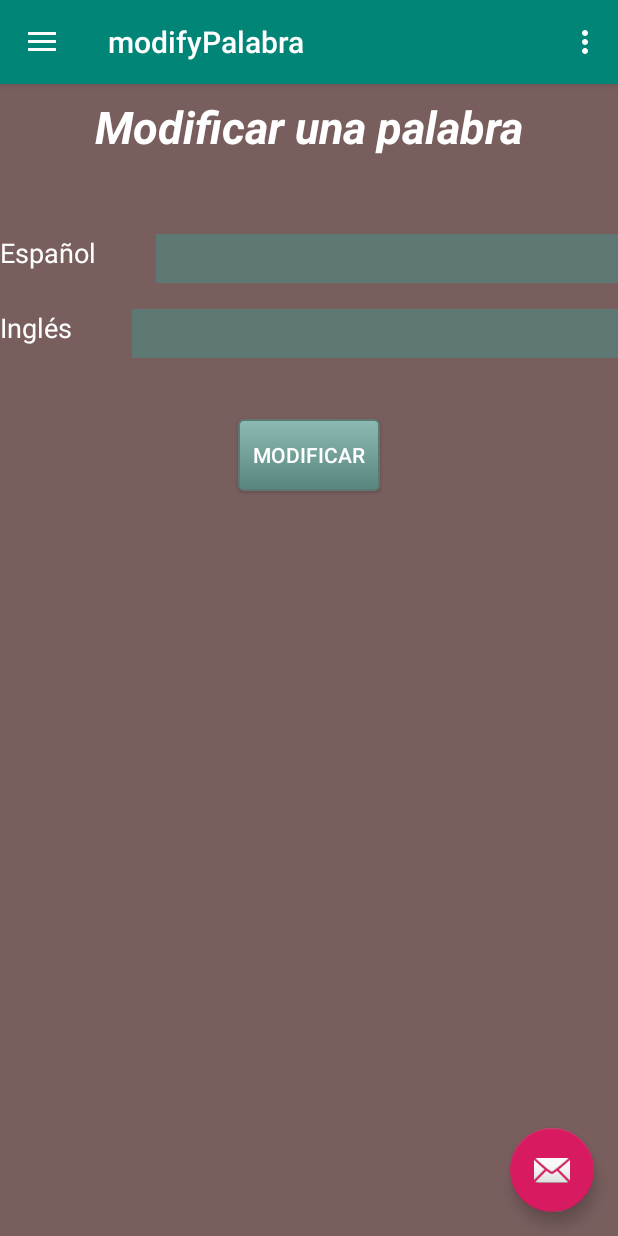
After one commit to AlvaroLechuga/Juego_Traducciones, an Android app: the modifyPalabra screen opened directly, with no data from a screen before it, on a phone screen of 412 x 824 dp. The commit adds this screen. Run offline under Robolectric (Android 15) with nearby library versions, the phone set to English and light mode, and no system bars; 2 statements that could not run were skipped.

Commit message:
Editar y eliminar palabra
Se ha añadido la opción de poder modificar y / o eliminar una determinada palabra

```diff
--- a/Proyecto_Traductor2/app/src/main/AndroidManifest.xml
+++ b/Proyecto_Traductor2/app/src/main/AndroidManifest.xml
@@ -9,7 +9,11 @@
         android:roundIcon="@drawable/icon"
         android:supportsRtl="true"
         android:theme="@style/AppTheme">
-        <activity android:name=".Opciones"></activity>
+        <activity
+            android:name=".modifyPalabra"
+            android:label="@string/title_activity_modify_palabra"
+            android:theme="@style/AppTheme.NoActionBar"></activity>
+        <activity android:name=".Opciones" />
         <activity
             android:name=".Test"
             android:label="@string/title_activity_test"
--- /dev/null
+++ b/Proyecto_Traductor2/app/src/main/java/com/example/proyecto_traductor2/modifyPalabra.java
@@ -0,0 +1,158 @@
+package com.example.proyecto_traductor2;
+
+import android.content.Intent;
+import android.os.Bundle;
+import android.support.design.widget.FloatingActionButton;
+import android.support.design.widget.Snackbar;
+import android.view.View;
+import android.support.design.widget.NavigationView;
+import android.support.v4.view.GravityCompat;
+import android.support.v4.widget.DrawerLayout;
+import android.support.v7.app.ActionBarDrawerToggle;
+import android.support.v7.app.AppCompatActivity;
+import android.support.v7.widget.Toolbar;
+import android.view.Menu;
+import android.view.MenuItem;
+import android.widget.Button;
+import android.widget.EditText;
+import android.widget.Toast;
+
+import com.example.proyecto_traductor2.DAO.DAOPalabra;
+
+import java.util.ArrayList;
+import java.util.Date;
+import java.util.List;
+
+public class modifyPalabra extends AppCompatActivity
+        implements NavigationView.OnNavigationItemSelectedListener {
+
+    EditText txtPalabraSPMod;
+    EditText txtPalabraENMod;
+    Button btnModificarPalabra;
+
+    List<Palabra> palabra;
+
+    PalabraHelper dbHelper;
+
+    @Override
+    protected void onCreate(Bundle savedInstanceState) {
+        super.onCreate(savedInstanceState);
+        setContentView(R.layout.activity_modify_palabra);
+        Toolbar toolbar = (Toolbar) findViewById(R.id.toolbar);
+        setSupportActionBar(toolbar);
+
+        FloatingActionButton fab = (FloatingActionButton) findViewById(R.id.fab);
+        fab.setOnClickListener(new View.OnClickListener() {
+            @Override
+            public void onClick(View view) {
+                Snackbar.make(view, "Replace with your own action", Snackbar.LENGTH_LONG)
+                        .setAction("Action", null).show();
+            }
+        });
+
+        DrawerLayout drawer = (DrawerLayout) findViewById(R.id.drawer_layout);
+        ActionBarDrawerToggle toggle = new ActionBarDrawerToggle(
+                this, drawer, toolbar, R.string.navigation_drawer_open, R.string.navigation_drawer_close);
+        drawer.addDrawerListener(toggle);
+        toggle.syncState();
+
+        NavigationView navigationView = (NavigationView) findViewById(R.id.nav_view);
+        navigationView.setNavigationItemSelectedListener(this);
+
+        palabra = (ArrayList) getIntent().getParcelableArrayListExtra("palabraModificar");
+
+        txtPalabraSPMod = findViewById(R.id.txtPalabraSPMod);
+        txtPalabraENMod = findViewById(R.id.txtPalabraENMod);
+        btnModificarPalabra = findViewById(R.id.btnModificarPalabra);
+
+        txtPalabraSPMod.setText(palabra.get(0).getPalabraSP());
+        txtPalabraENMod.setText(palabra.get(0).getPalabraEN());
+
+        dbHelper = new PalabraHelper(getApplicationContext(), "traductor", null, 1);
+
+        btnModificarPalabra.setOnClickListener(new View.OnClickListener() {
+            @Override
+            public void onClick(View v) {
+                if(txtPalabraENMod.getText().equals("") || txtPalabraSPMod.getText().equals("")){
+                    Toast.makeText(getApplicationContext(), "No has completado algún campo", Toast.LENGTH_SHORT).show();
+                }else{
+                    Palabra word = new Palabra();
+                    word.setId(palabra.get(0).getId());
+                    word.setAciertos(0);
+                    word.setPalabraSP(txtPalabraSPMod.getText().toString());
+                    word.setPalabraEN(txtPalabraENMod.getText().toString());
+
+                    Date date = new Date();
+                    String fecha = date.toString();
+
+                    word.setFechaIntroduccion(fecha);
+                    word.setFechaUltimoTest(fecha);
+
+                    DAOPalabra dao = new DAOPalabra();
+
+                    if(dao.ModificarPalabra(word, dbHelper) == 1){
+                        Toast.makeText(getApplicationContext(), "Se ha modificado la palabra", Toast.LENGTH_LONG).show();
+                        Intent i = new Intent(getApplicationContext(), MostrarBusqueda.class);
+                        finish();
+                        startActivity(i);
+                    }else{
+                        Toast.makeText(getApplicationContext(), "Ha ocurrido un error al modificar la palabra", Toast.LENGTH_LONG).show();
+                        Intent i2 = new Intent(getApplicationContext(), MostrarBusqueda.class);
+                        finish();
+                        startActivity(i2);
+                    }
+
+                }
+            }
+        });
+
+    }
+
+    @Override
+    public void onBackPressed() {
+        DrawerLayout drawer = (DrawerLayout) findViewById(R.id.drawer_layout);
+        if (drawer.isDrawerOpen(GravityCompat.START)) {
+            drawer.closeDrawer(GravityCompat.START);
+        } else {
+            super.onBackPressed();
+        }
+    }
+
+    @Override
+    public boolean onCreateOptionsMenu(Menu menu) {
+        // Inflate the menu; this adds items to the action bar if it is present.
+        getMenuInflater().inflate(R.menu.main, menu);
+        return true;
+    }
+
+    @Override
+    public boolean onOptionsItemSelected(MenuItem item) {
+        // Handle action bar item clicks here. The action bar will
+        // automatically handle clicks on the Home/Up button, so long
+        // as you specify a parent activity in AndroidManifest.xml.
+        int id = item.getItemId();
+
+        //noinspection SimplifiableIfStatement
+        if (id == R.id.action_settings) {
+            return true;
+        }
+
+        return super.onOptionsItemSelected(item);
+    }
+
+    @SuppressWarnings("StatementWithEmptyBody")
+    @Override
+    public boolean onNavigationItemSelected(MenuItem item) {
+        // Handle navigation view item clicks here.
+        int id = item.getItemId();
+
+        if (id == R.id.nav_manage) {
+            Intent i = new Intent(getApplicationContext(), Opciones.class);
+            startActivity(i);
+        }
+
+        DrawerLayout drawer = (DrawerLayout) findViewById(R.id.drawer_layout);
+        drawer.closeDrawer(GravityCompat.START);
+        return true;
+    }
+}
--- /dev/null
+++ b/Proyecto_Traductor2/app/src/main/res/layout/activity_modify_palabra.xml
@@ -0,0 +1,25 @@
+<?xml version="1.0" encoding="utf-8"?>
+<android.support.v4.widget.DrawerLayout xmlns:android="http://schemas.android.com/apk/res/android"
+    xmlns:app="http://schemas.android.com/apk/res-auto"
+    xmlns:tools="http://schemas.android.com/tools"
+    android:id="@+id/drawer_layout"
+    android:layout_width="match_parent"
+    android:layout_height="match_parent"
+    android:fitsSystemWindows="true"
+    tools:openDrawer="start">
+
+    <include
+        layout="@layout/app_bar_modify_palabra"
+        android:layout_width="match_parent"
+        android:layout_height="match_parent" />
+
+    <android.support.design.widget.NavigationView
+        android:id="@+id/nav_view"
+        android:layout_width="wrap_content"
+        android:layout_height="match_parent"
+        android:layout_gravity="start"
+        android:fitsSystemWindows="true"
+        app:headerLayout="@layout/nav_header_modify_palabra"
+        app:menu="@menu/main" />
+
+</android.support.v4.widget.DrawerLayout>
--- /dev/null
+++ b/Proyecto_Traductor2/app/src/main/res/layout/app_bar_modify_palabra.xml
@@ -0,0 +1,33 @@
+<?xml version="1.0" encoding="utf-8"?>
+<android.support.design.widget.CoordinatorLayout xmlns:android="http://schemas.android.com/apk/res/android"
+    xmlns:app="http://schemas.android.com/apk/res-auto"
+    xmlns:tools="http://schemas.android.com/tools"
+    android:layout_width="match_parent"
+    android:layout_height="match_parent"
+    tools:context=".modifyPalabra">
+
+    <android.support.design.widget.AppBarLayout
+        android:layout_width="match_parent"
+        android:layout_height="wrap_content"
+        android:theme="@style/AppTheme.AppBarOverlay">
+
+        <android.support.v7.widget.Toolbar
+            android:id="@+id/toolbar"
+            android:layout_width="match_parent"
+            android:layout_height="?attr/actionBarSize"
+            android:background="?attr/colorPrimary"
+            app:popupTheme="@style/AppTheme.PopupOverlay" />
+
+    </android.support.design.widget.AppBarLayout>
+
+    <include layout="@layout/content_modify_palabra" />
+
+    <android.support.design.widget.FloatingActionButton
+        android:id="@+id/fab"
+        android:layout_width="wrap_content"
+        android:layout_height="wrap_content"
+        android:layout_gravity="bottom|end"
+        android:layout_margin="@dimen/fab_margin"
+        app:srcCompat="@android:drawable/ic_dialog_email" />
+
+</android.support.design.widget.CoordinatorLayout>
--- /dev/null
+++ b/Proyecto_Traductor2/app/src/main/res/layout/content_modify_palabra.xml
@@ -0,0 +1,90 @@
+<?xml version="1.0" encoding="utf-8"?>
+<RelativeLayout xmlns:android="http://schemas.android.com/apk/res/android"
+    xmlns:app="http://schemas.android.com/apk/res-auto"
+    xmlns:tools="http://schemas.android.com/tools"
+    android:layout_width="match_parent"
+    android:layout_height="match_parent"
+    android:background="@color/fondo"
+    android:orientation="vertical"
+    app:layout_behavior="@string/appbar_scrolling_view_behavior"
+    tools:context=".modifyPalabra"
+    tools:showIn="@layout/app_bar_modify_palabra">
+
+    <TextView
+        android:id="@+id/textView"
+        android:layout_width="match_parent"
+        android:layout_height="wrap_content"
+        android:layout_marginStart="8dp"
+        android:layout_marginTop="8dp"
+        android:layout_marginEnd="8dp"
+        android:text="Modificar una palabra"
+        android:textAlignment="center"
+        android:textColor="@android:color/background_light"
+        android:textSize="30sp"
+        android:textStyle="bold|italic"
+        app:layout_constraintEnd_toEndOf="parent"
+        app:layout_constraintStart_toStartOf="parent"
+        app:layout_constraintTop_toTopOf="parent" />
+
+    <TextView
+        android:id="@+id/textView10"
+        android:layout_width="wrap_content"
+        android:layout_height="wrap_content"
+        android:layout_alignParentStart="true"
+        android:layout_marginStart="0dp"
+        android:layout_marginTop="100dp"
+        android:text="Español"
+        android:textColor="@android:color/background_light"
+        android:textSize="18sp" />
+
+    <TextView
+        android:id="@+id/textView11"
+        android:layout_width="wrap_content"
+        android:layout_height="wrap_content"
+        android:layout_alignParentStart="true"
+        android:layout_marginStart="0dp"
+        android:layout_marginTop="150dp"
+        android:text="Inglés"
+        android:textColor="@android:color/background_light"
+        android:textSize="18sp" />
+
+    <EditText
+        android:id="@+id/txtPalabraSPMod"
+        android:layout_width="wrap_content"
+        android:layout_height="wrap_content"
+        android:layout_alignParentEnd="true"
+        android:layout_marginStart="40dp"
+        android:layout_marginTop="100dp"
+        android:layout_toEndOf="@+id/textView10"
+        android:background="@color/fondoTexto"
+        android:ems="10"
+        android:inputType="textPersonName"
+        android:textColor="@android:color/background_light"
+        android:textSize="24sp" />
+
+    <EditText
+        android:id="@+id/txtPalabraENMod"
+        android:layout_width="wrap_content"
+        android:layout_height="wrap_content"
+        android:layout_alignParentEnd="true"
+        android:layout_marginStart="40dp"
+        android:layout_marginTop="150dp"
+        android:layout_toEndOf="@+id/textView11"
+        android:background="@color/fondoTexto"
+        android:ems="10"
+        android:inputType="textPersonName"
+        android:textColor="@android:color/background_light"
+        android:textSize="24sp" />
+
+    <Button
+        android:id="@+id/btnModificarPalabra"
+        android:layout_width="wrap_content"
+        android:layout_height="wrap_content"
+        android:layout_alignParentTop="true"
+        android:layout_centerHorizontal="true"
+        android:layout_marginTop="223dp"
+        android:background="@drawable/buttonshape"
+        android:padding="10dp"
+        android:text="Modificar"
+        android:textColor="#ffffff" />
+</RelativeLayout>
--- a/Proyecto_Traductor2/app/src/main/res/values/strings.xml
+++ b/Proyecto_Traductor2/app/src/main/res/values/strings.xml
@@ -10,4 +10,5 @@
     <string name="title_activity_seleccionar_consulta">SeleccionarConsulta</string>
     <string name="title_activity_mostrar_busqueda">MostrarBusqueda</string>
     <string name="title_activity_test">Test</string>
+    <string name="title_activity_modify_palabra">modifyPalabra</string>
 </resources>
```
Also changed, not shown: Proyecto_Traductor2/app/src/main/java/com/example/proyecto_traductor2/InsertarPalabra.java (+17 -19 lines), Proyecto_Traductor2/app/src/main/java/com/example/proyecto_traductor2/MainActivity.java (+10 -33 lines), Proyecto_Traductor2/app/src/main/java/com/example/proyecto_traductor2/MostrarBusqueda.java (+94 -7 lines), Proyecto_Traductor2/app/src/main/java/com/example/proyecto_traductor2/Palabra.java (+15 -2 lines), Proyecto_Traductor2/app/src/main/java/com/example/proyecto_traductor2/SeleccionarConsulta.java (+8 -2 lines), Proyecto_Traductor2/app/src/main/java/com/example/proyecto_traductor2/Test.java (+11 -2 lines), Proyecto_Traductor2/app/src/main/res/layout/details_palabra.xml (added, +68 -0 lines), Proyecto_Traductor2/app/src/main/res/layout/nav_header_modify_palabra.xml (added, +36 -0 lines), 39 other files.
